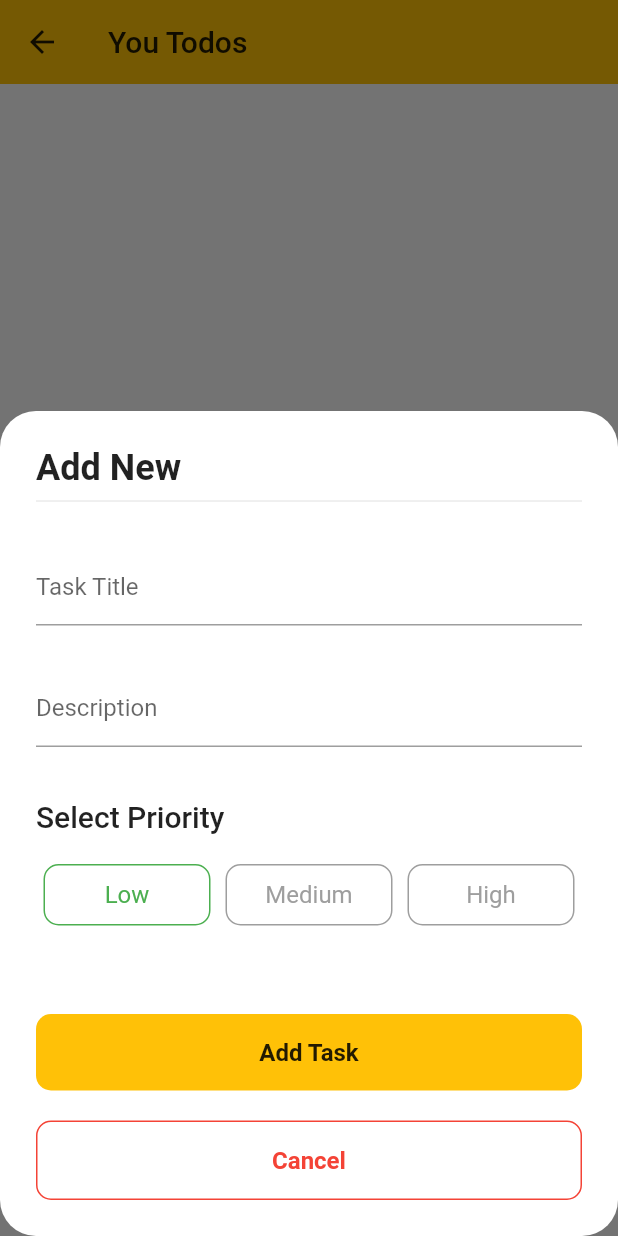
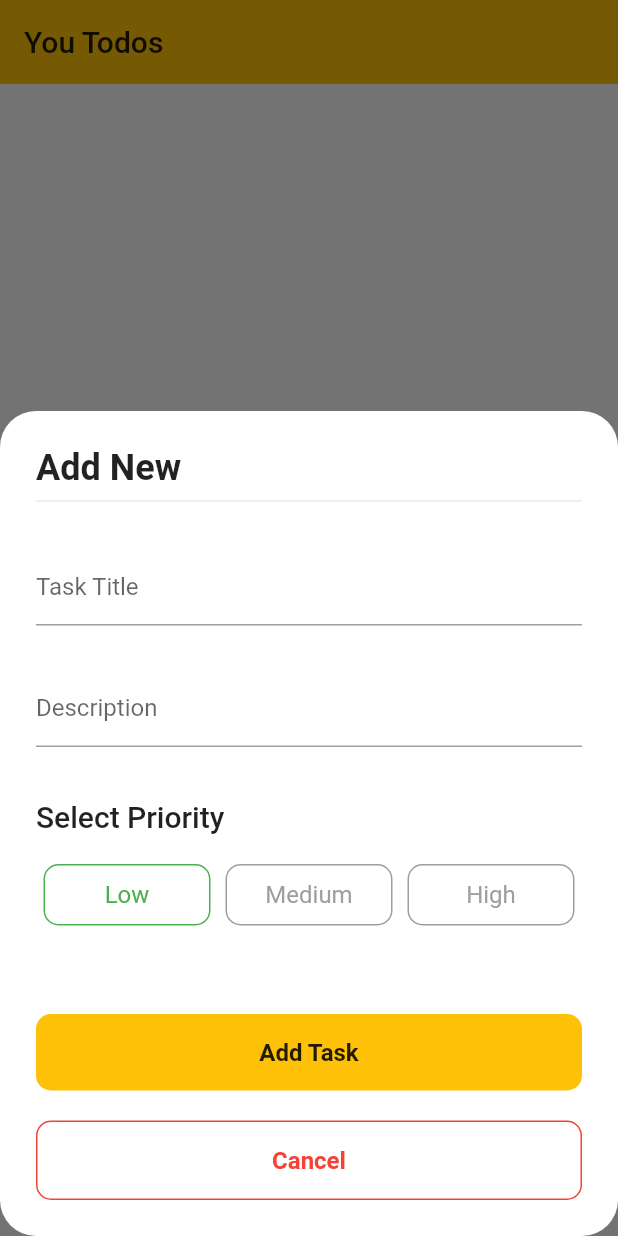
Before and after one commit to Ri-2020/todo-flutter-provider, a Flutter app: the screen it shows after launch, after a tap on "Add Task", on a phone screen of 412 x 824 dp. Run offline on Flutter 3.47's test engine with Material 2 defaults, Android fonts, the light colour scheme and no system bars; our stand-ins replace audioplayers, logger, shared_preferences; Roboto replaces fonts that are missing (Poppins).

Commit message:
routing problem solved

```diff
--- a/lib/pages/home_page.dart
+++ b/lib/pages/home_page.dart
@@ -1,16 +1,13 @@
-import 'dart:ffi';
-
 import 'package:flutter/material.dart';
+import 'package:logger/logger.dart';
 import 'package:provider/provider.dart';
-import 'package:shared_preferences/shared_preferences.dart';
-import 'package:todo/models/task.dart';
 import 'package:todo/pages/add_task_modal_sheet.dart';
 import 'package:todo/providers/task_provider.dart';
 import 'package:todo/utils/widgets/task_card.dart';
 
 class HomePage extends StatefulWidget {
   const HomePage({super.key});
-  static const String routeName = "/";
+  static const String routeName = "/home";
 
   @override
   State<HomePage> createState() => _HomePageState();
@@ -19,8 +16,8 @@ class HomePage extends StatefulWidget {
 class _HomePageState extends State<HomePage> {
   @override
   void initState() {
+    Logger().i("Route to -> HomePage");
     super.initState();
-    Provider.of<TaskProvider>(context, listen: false).loadTasks();
   }
 
   void _showAddTaskBottomModalSheet() {
@@ -37,6 +34,7 @@ class _HomePageState extends State<HomePage> {
 
   @override
   Widget build(BuildContext context) {
+    Provider.of<TaskProvider>(context, listen: false).loadTasks();
     return Consumer<TaskProvider>(
       builder: (context, taskProvider, child) => Scaffold(
         floatingActionButton: FloatingActionButton(
--- a/lib/pages/splash_screen.dart
+++ b/lib/pages/splash_screen.dart
@@ -1,27 +1,34 @@
+import 'dart:async';
+
 import 'package:flutter/material.dart';
+import 'package:logger/logger.dart';
 import 'package:todo/pages/home_page.dart';
 
 class SplashScreen extends StatefulWidget {
   const SplashScreen({super.key});
-  static const String routeName = "/welcome";
+  static const String routeName = "/";
 
   @override
   State<SplashScreen> createState() => _SplashScreenState();
 }
 
 class _SplashScreenState extends State<SplashScreen> {
-  bool _isNavigated = false;
-
   void _goToHomePage() {
-    if (!_isNavigated) {
-      _isNavigated = true;
-      Navigator.pushReplacementNamed(context, HomePage.routeName);
-    }
+    Navigator.pushReplacementNamed(context, HomePage.routeName);
+    return;
   }
 
   @override
   void initState() {
-    Future.delayed(const Duration(seconds: 3), _goToHomePage);
+    Logger().i("Route to -> Splash Screen");
+    Future.delayed(
+      const Duration(seconds: 3),
+      () {
+        _goToHomePage();
+        return;
+      },
+    );
+
     super.initState();
   }
 
--- a/lib/providers/task_provider.dart
+++ b/lib/providers/task_provider.dart
@@ -9,22 +9,13 @@ import 'package:todo/utils/utils.dart';
 class TaskProvider extends ChangeNotifier {
   List<Task> tasks = [];
 
-  // List<Task> inCompleteTasks = [];
-
-  // void getIncompleteTasks() {
-  //   Logger().i(
-  //       "Incomplete Tasks: ${tasks.where((element) => !element.isDone).toList().length}");
-  //   inCompleteTasks = tasks.where((element) => !element.isDone).toList();
-  // }
-
   Future<void> loadTasks() async {
     SharedPreferences prefs = await SharedPreferences.getInstance();
-    Logger().i(
-        "Load Task Fuction running containes key: ${prefs.containsKey(UtilStirngs.taskKey)}");
+
     try {
       if (prefs.containsKey(UtilStirngs.taskKey)) {
         String? strList = prefs.getString(UtilStirngs.taskKey) ?? "[]";
-        Logger().i("STRLIS in load tasks: $strList");
+
         List<dynamic> strl = jsonDecode(strList);
 
         tasks = strl.map(
@@ -32,7 +23,6 @@ class TaskProvider extends ChangeNotifier {
             return Task.fromJson(jsonDecode(e));
           },
         ).toList();
-        // getIncompleteTasks();
         notifyListeners();
       }
     } catch (e) {
@@ -41,6 +31,7 @@ class TaskProvider extends ChangeNotifier {
   }
 
   Future<void> saveTasks() async {
+    try {
       SharedPreferences prefs = await SharedPreferences.getInstance();
       List<String> strList = tasks
           .map(
@@ -50,7 +41,9 @@ class TaskProvider extends ChangeNotifier {
           )
           .toList();
       prefs.setString(UtilStirngs.taskKey, jsonEncode(strList));
-    // getIncompleteTasks();
+    } catch (e) {
+      Logger().e("Error while saving tasks: $e");
+    }
   }
 
   Future<void> addTask(Task task) async {
@@ -66,7 +59,6 @@ class TaskProvider extends ChangeNotifier {
   }
 
   void toggleTaskDone(int index) async {
-    Logger().i("Toggle task done");
     tasks[index].isDone = !tasks[index].isDone;
     Task thisTask = tasks[index];
     tasks.removeAt(index);
```
Lines whose indentation alone changed are shown as unchanged.
